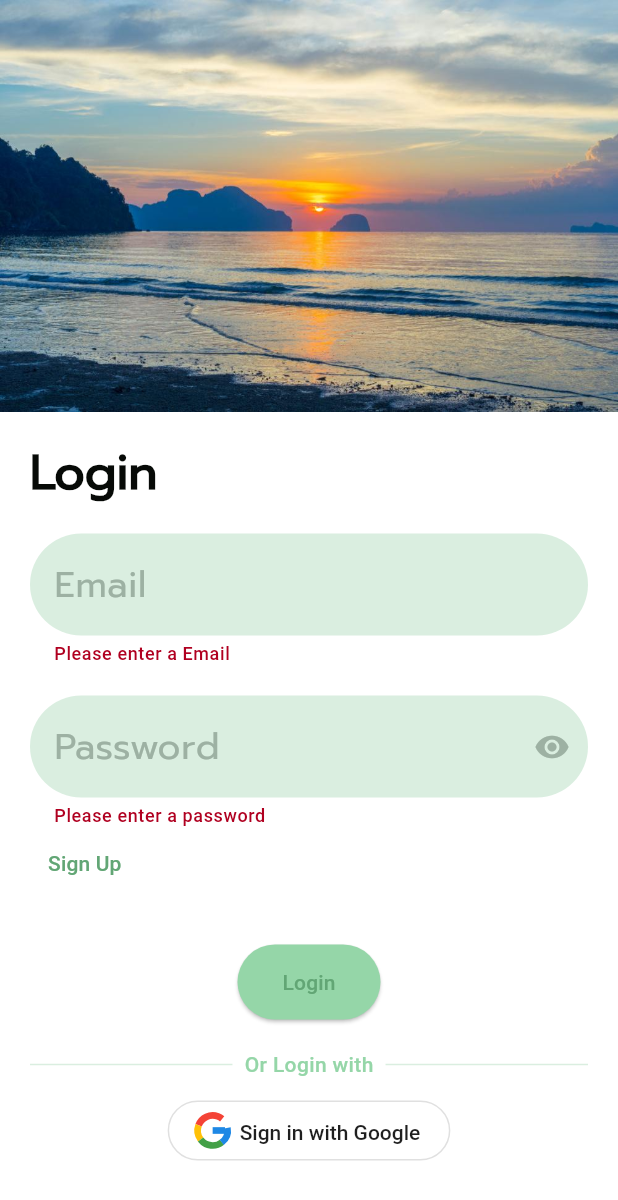
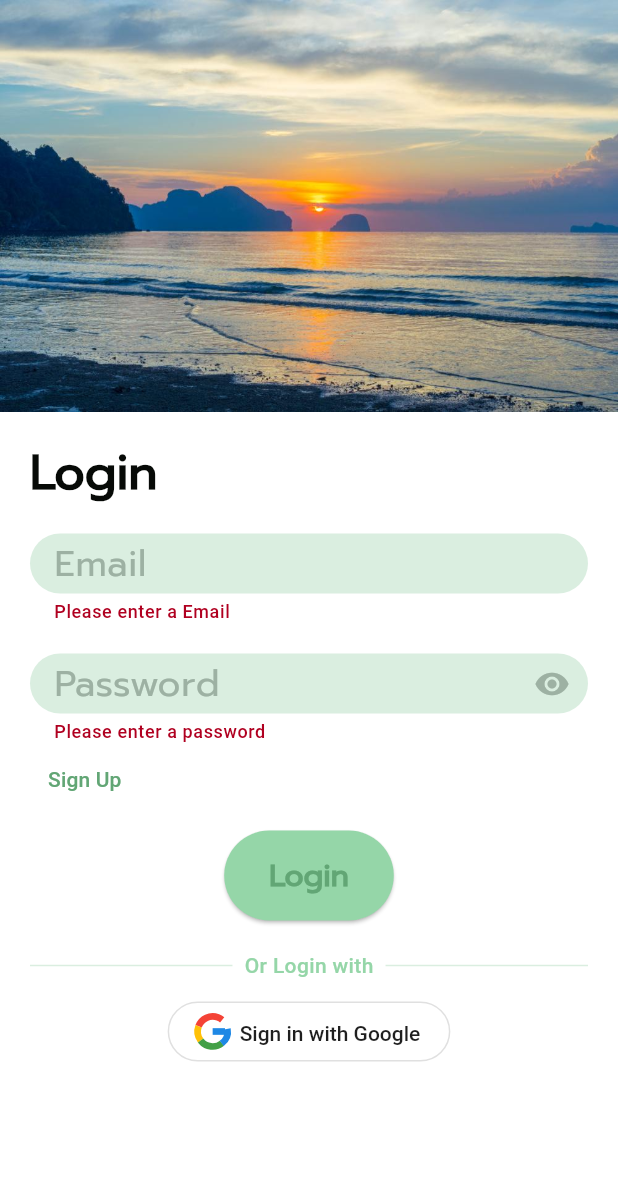
Before and after one commit to sh4dowstorm/Moblie_Project, a Flutter app: the screen it shows after launch, after a tap on "Login", on a phone screen of 412 x 824 dp. Shown: the top 1200 px of the screen. Run offline on Flutter 3.47's test engine with Material 3 defaults, Android fonts, the phone set to English and light mode, and no system bars; our stand-ins replace cloud_firestore, date_format, email_validator, firebase_auth, firebase_core, firebase_storage and 8 more; accounts and stored records are empty; project files that could hold a hidden picture were left out.

Commit message:
Fixing login page bottom over flow

```diff
--- a/lib/screens/login_screen.dart
+++ b/lib/screens/login_screen.dart
@@ -17,34 +17,45 @@ class LoginScreen extends StatefulWidget {
 class _LoginScreenState extends State<LoginScreen> {
   final _auth = FirebaseAuth.instance;
   final GoogleSignIn _googleSignIn = GoogleSignIn();
+  final _formKey = GlobalKey<FormState>();
 
   String _email = '';
   String _password = '';
   String _error = '';
   bool _obscurePassword = true;
-
-  final _formKey = GlobalKey<FormState>();
+  bool _isLoading = false;
 
   void _handleLogin() async {
     if (_formKey.currentState!.validate()) {
+      setState(() {
+        _isLoading = true;
+        _error = '';
+      });
+
+      _showLoadingIndicator();
+
       try {
         UserCredential userCredential = await _auth.signInWithEmailAndPassword(
             email: _email, password: _password);
-
         DocumentSnapshot userDoc = await FirebaseFirestore.instance
             .collection('users')
             .doc(userCredential.user!.uid)
             .get();
-
         appUser.User user = appUser.User.fromFirestore(userDoc);
         Navigator.pushReplacement(
             context,
-          MaterialPageRoute(builder: (context) => MainLayoutScreen(user: user)),
-        );
+            MaterialPageRoute(
+                builder: (context) => MainLayoutScreen(user: user)));
       } on FirebaseAuthException catch (e) {
         setState(() {
+          _isLoading = false;
           _error = e.message ?? 'Login Failed';
         });
+      } finally {
+        setState(() {
+          _isLoading = false;
+        });
+        Navigator.pop(context); // Dismiss loader
       }
     }
   }
@@ -108,19 +119,32 @@ class _LoginScreenState extends State<LoginScreen> {
     }
   }
 
+  void _showLoadingIndicator() {
+    showDialog(
+      context: context,
+      barrierDismissible: false,
+      builder: (context) => const Center(child: CircularProgressIndicator()),
+    );
+  }
+
   @override
   Widget build(BuildContext context) {
     return Scaffold(
-      body: Column(
+      body: SingleChildScrollView(
+        child: Column(
           children: [
-          Image.asset(
-            'assets/images/login-page-image.jpg',
+            Container(
               height: MediaQuery.of(context).size.height / 3,
+              width: double.infinity,
+              decoration: const BoxDecoration(
+                image: DecorationImage(
+                  image: AssetImage('assets/images/login-page-image.jpg'),
                   fit: BoxFit.cover,
-            width: double.infinity,
                 ),
-          Expanded(
-            child: Container(
+              ),
+            ),
+            Container(
+              height: MediaQuery.of(context).size.height * 2 / 3,
               padding: const EdgeInsets.all(20.0),
               decoration: const BoxDecoration(
                 color: Colors.white,
@@ -138,7 +162,9 @@ class _LoginScreenState extends State<LoginScreen> {
                     key: _formKey,
                     child: Column(
                       children: [
-                        TextFormField(
+                        SizedBox(
+                          height: 60,
+                          child: TextFormField(
                             decoration: InputDecoration(
                               labelText: 'Email',
                               labelStyle:
@@ -163,8 +189,11 @@ class _LoginScreenState extends State<LoginScreen> {
                               return null;
                             },
                           ),
+                        ),
                         const SizedBox(height: 20),
-                        TextFormField(
+                        SizedBox(
+                          height: 60,
+                          child: TextFormField(
                             decoration: InputDecoration(
                               labelText: 'Password',
                               labelStyle:
@@ -203,15 +232,14 @@ class _LoginScreenState extends State<LoginScreen> {
                               return null;
                             },
                           ),
+                        ),
                       ],
                     ),
                   ),
                   TextButton(
                     onPressed: _handleRegister,
                     child: const Text('Sign Up',
-                        style: TextStyle(
-                            color:
-                                Color(0xFF62A675))), // Changed color and text
+                        style: TextStyle(color: Color(0xFF62A675))),
                   ),
                   const SizedBox(height: 10),
                   if (_error.isNotEmpty)
@@ -219,15 +247,18 @@ class _LoginScreenState extends State<LoginScreen> {
                       _error,
                       style: const TextStyle(color: Colors.red),
                     ),
-                  const SizedBox(height: 20),
                   Center(
                     child: ElevatedButton(
                       onPressed: _handleLogin,
                       style: ElevatedButton.styleFrom(
                         backgroundColor: const Color(0xFF95D6A8),
                         foregroundColor: const Color(0xFF62A675),
-                        padding: const EdgeInsets.symmetric(
-                            vertical: 15, horizontal: 30),
+                        textStyle: const TextStyle(
+                          fontSize: 20,
+                          fontWeight: FontWeight.w700,
+                          fontFamily: 'Prompt',
+                        ),
+                        padding: const EdgeInsets.symmetric(vertical: 15, horizontal: 30),
                       ),
                       child: const Text('Login'),
                     ),
@@ -260,14 +291,14 @@ class _LoginScreenState extends State<LoginScreen> {
                   Center(
                     child: CustomGoogleButton(
                       onPressed: _logInWithGoogle,
-                    )
-                  )
-                ],
-              ),
                     ),
                   ),
                 ],
               ),
+            ),
+          ],
+        ),
+      ),
     );
   }
 }
```
Also changed, not shown: lib/widgets/social_button.dart (deleted, +0 -20 lines). Lines whose indentation alone changed are shown as unchanged.
